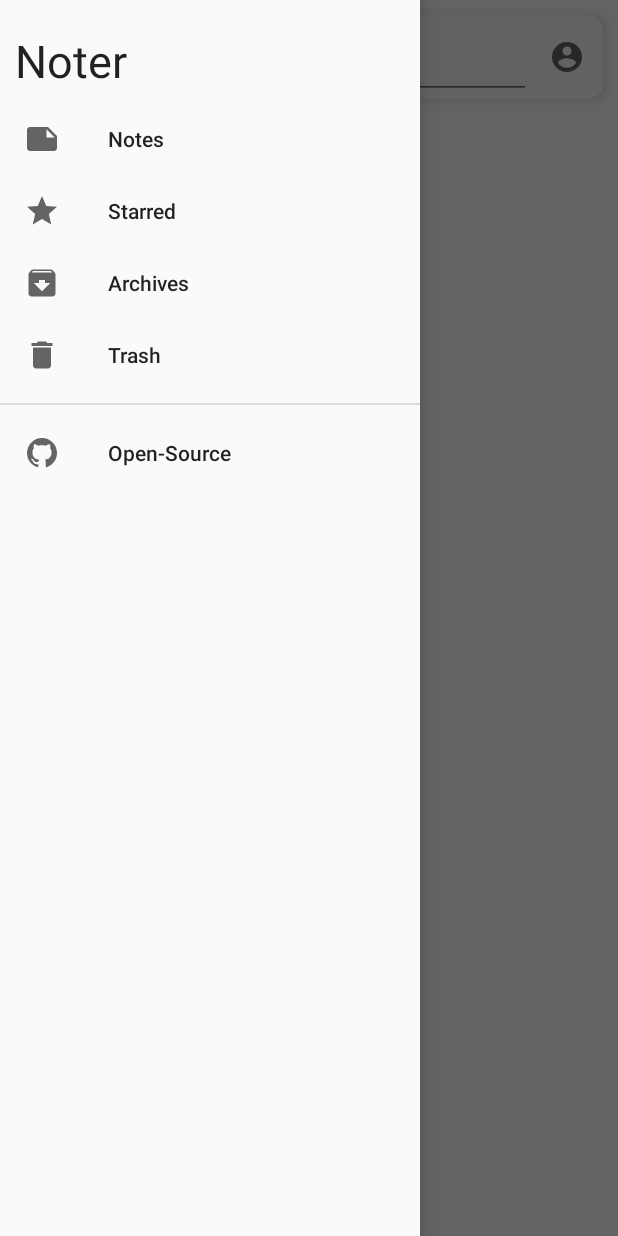
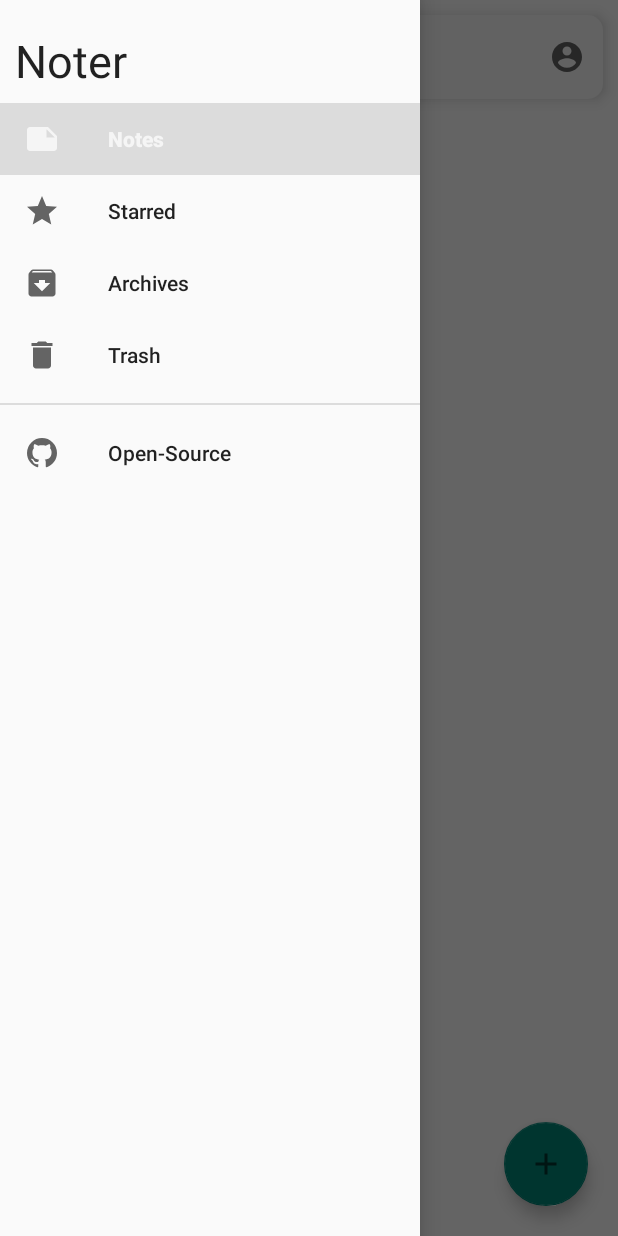
Before and after one commit to divyanshf/noter-android, an Android app: the screen it shows after launch (MainActivity), with the side drawer open, on a phone screen of 412 x 824 dp. Run offline under Robolectric (Android 15) with nearby library versions, the phone set to English and light mode, and no system bars.

Commit message:
added the four fragments

```diff
--- a/app/src/main/java/com/example/noter/MainActivity.kt
+++ b/app/src/main/java/com/example/noter/MainActivity.kt
@@ -3,6 +3,7 @@ package com.example.noter
 import android.content.Intent
 import android.net.Uri
 import android.os.Bundle
+import android.util.Log
 import android.view.Menu
 import android.view.MenuItem
 import android.view.View
@@ -12,23 +13,22 @@ import androidx.appcompat.app.ActionBarDrawerToggle
 import androidx.appcompat.app.AppCompatActivity
 import androidx.appcompat.widget.Toolbar
 import androidx.core.view.GravityCompat.START
+import androidx.core.view.get
 import androidx.drawerlayout.widget.DrawerLayout
+import androidx.fragment.app.Fragment
 import com.google.android.material.navigation.NavigationView
 
 
 class MainActivity : AppCompatActivity() {
 
-    private lateinit var toolbar: Toolbar
-    private lateinit var menuSearch: TextView
     private lateinit var drawer: DrawerLayout
     private lateinit var navigationView: NavigationView
+    private lateinit var fragment:Fragment
 
     override fun onCreate(savedInstanceState: Bundle?) {
         super.onCreate(savedInstanceState)
         setContentView(R.layout.activity_main)
 
-        toolbar = findViewById(R.id.my_toolbar)
-        menuSearch = findViewById(R.id.menu_search)
         drawer = findViewById(R.id.drawer_layout)
         navigationView = findViewById(R.id.navigation_view)
 
@@ -37,41 +37,29 @@ class MainActivity : AppCompatActivity() {
         drawerToggle.syncState()
 
         navigationView.setNavigationItemSelectedListener {
-            onOptionsItemSelected(it)
-        }
-
-        setSupportActionBar(toolbar)
-        supportActionBar?.title = null
-        supportActionBar?.setDisplayHomeAsUpEnabled(true)
-
-        toolbar.setNavigationIcon(R.drawable.ic_baseline_dehaze_24)
-    }
-
-    override fun onCreateOptionsMenu(menu: Menu?): Boolean {
-        menuInflater.inflate(R.menu.menu_toolbar, menu)
-        return super.onCreateOptionsMenu(menu)
-    }
-
-    override fun onOptionsItemSelected(item: MenuItem): Boolean {
-        return when(item.itemId){
-            android.R.id.home -> {
-                drawer.openDrawer(START)
-                true
-            }
+            when(it.itemId){
                 R.id.all_notes -> {
                     Toast.makeText(this, "ALL NOTES", Toast.LENGTH_SHORT).show()
+                    fragment = NotesFragment()
+                    transactFragment()
                     true
                 }
                 R.id.starred -> {
                     Toast.makeText(this, "Starred", Toast.LENGTH_SHORT).show()
+                    fragment = StarredFragment()
+                    transactFragment()
                     true
                 }
                 R.id.archives -> {
                     Toast.makeText(this, "Archives", Toast.LENGTH_SHORT).show()
+                    fragment = ArchivesFragment()
+                    transactFragment()
                     true
                 }
                 R.id.trash -> {
                     Toast.makeText(this, "Trash", Toast.LENGTH_SHORT).show()
+                    fragment = TrashFragment()
+                    transactFragment()
                     true
                 }
                 R.id.github_link -> {
@@ -79,15 +67,41 @@ class MainActivity : AppCompatActivity() {
                     startActivity(browserIntent)
                     true
                 }
-            R.id.account -> {
-                Toast.makeText(this, "ACCOUNT", Toast.LENGTH_SHORT).show()
-                true
-            }
                 else -> false
             }
         }
+        initializeFragment()
+    }
 
-    fun openSearchActivity(view: View){
-        Toast.makeText(this, "SEARCH", Toast.LENGTH_SHORT).show()
+    private fun initializeFragment(){
+        navigationView.setCheckedItem(R.id.all_notes)
+        fragment = NotesFragment()
+        transactFragment()
     }
+
+    private fun transactFragment(){
+        val transaction = supportFragmentManager.beginTransaction()
+        transaction.replace(R.id.content_fragment, fragment)
+        transaction.addToBackStack(null)
+        transaction.commit()
     }
+
+//    override fun onCreateOptionsMenu(menu: Menu?): Boolean {
+//        menuInflater.inflate(R.menu.menu_toolbar, menu)
+//        return true
+//    }
+//
+//    override fun onOptionsItemSelected(item: MenuItem): Boolean {
+//        return when(item.itemId){
+//            android.R.id.home -> {
+//                drawer.openDrawer(START)
+//                true
+//            }
+//            R.id.account -> {
+//                Toast.makeText(this, "ACCOUNT", Toast.LENGTH_SHORT).show()
+//                true
+//            }
+//            else -> false
+//        }
+//    }
+}
--- /dev/null
+++ b/app/src/main/java/com/example/noter/NotesFragment.kt
@@ -0,0 +1,72 @@
+package com.example.noter
+
+import android.os.Bundle
+import android.view.*
+import android.widget.EditText
+import android.widget.Toast
+import androidx.appcompat.app.ActionBarDrawerToggle
+import androidx.appcompat.app.AppCompatActivity
+import androidx.appcompat.widget.Toolbar
+import androidx.core.view.GravityCompat.START
+import androidx.drawerlayout.widget.DrawerLayout
+import androidx.fragment.app.Fragment
+
+
+class NotesFragment : Fragment() {
+    private lateinit var toolbar: Toolbar
+    private lateinit var toolbarHead: EditText
+    private var drawer: DrawerLayout? = null
+
+    override fun onCreateView(
+        inflater: LayoutInflater, container: ViewGroup?,
+        savedInstanceState: Bundle?
+    ): View? {
+        // Inflate the layout for this fragment
+        val view = inflater.inflate(R.layout.fragment_notes, container, false)
+
+        toolbar = view.findViewById(R.id.my_toolbar)
+        toolbarHead = view.findViewById(R.id.toolbar_head)
+
+        //  Navigation drawer
+        drawer = activity?.findViewById(R.id.drawer_layout)
+        val drawerToggle = ActionBarDrawerToggle(activity, drawer, R.string.open, R.string.close)
+        drawer?.addDrawerListener(drawerToggle)
+        drawerToggle.syncState()
+
+        //  Action bar
+        (activity as AppCompatActivity).setSupportActionBar(toolbar)
+        (activity as AppCompatActivity).actionBar?.title = null
+        (activity as AppCompatActivity).actionBar?.setDisplayHomeAsUpEnabled(true)
+
+        toolbar.setNavigationIcon(R.drawable.ic_baseline_dehaze_24)
+
+        toolbarHead.setText(R.string.menu_search)
+        toolbarHead.setBackgroundResource(android.R.color.transparent)
+        toolbarHead.setOnClickListener {
+            Toast.makeText(activity, "Search notes", Toast.LENGTH_SHORT).show()
+        }
+
+        setHasOptionsMenu(true)
+
+        return view
+    }
+
+    override fun onCreateOptionsMenu(menu: Menu, inflater: MenuInflater) {
+        inflater.inflate(R.menu.menu_toolbar, menu)
+        super.onCreateOptionsMenu(menu, inflater)
+    }
+
+    override fun onOptionsItemSelected(item: MenuItem): Boolean {
+        return when(item.itemId){
+            android.R.id.home -> {
+                drawer?.openDrawer(START)
+                true
+            }
+            R.id.account -> {
+                Toast.makeText(activity, "ACCOUNT", Toast.LENGTH_SHORT).show()
+                true
+            }
+            else -> false
+        }
+    }
+}
--- a/app/src/main/res/layout/activity_main.xml
+++ b/app/src/main/res/layout/activity_main.xml
@@ -6,9 +6,10 @@
     android:layout_height="match_parent"
     tools:openDrawer="start">
 
-    <include
-        layout="@layout/layout_main"
-        android:id="@+id/layout_main"/>
+    <androidx.fragment.app.FragmentContainerView
+        android:id="@+id/content_fragment"
+        android:layout_width="wrap_content"
+        android:layout_height="wrap_content"/>
 
     <com.google.android.material.navigation.NavigationView
         android:id="@+id/navigation_view"
--- /dev/null
+++ b/app/src/main/res/layout/fragment_notes.xml
@@ -0,0 +1,52 @@
+<?xml version="1.0" encoding="utf-8"?>
+<FrameLayout xmlns:android="http://schemas.android.com/apk/res/android"
+    xmlns:app="http://schemas.android.com/apk/res-auto"
+    xmlns:tools="http://schemas.android.com/tools"
+    android:layout_width="match_parent"
+    android:layout_height="match_parent"
+    tools:context=".NotesFragment">
+
+    <RelativeLayout
+        android:layout_width="match_parent"
+        android:layout_height="match_parent">
+
+        <androidx.appcompat.widget.Toolbar
+            android:id="@+id/my_toolbar"
+            android:layout_width="match_parent"
+            android:layout_height="?attr/actionBarSize"
+            android:background="@drawable/background_toolbar"
+            android:elevation="5dp"
+            android:layout_margin="10dp"
+            android:gravity="center_vertical|start"
+            android:theme="@style/Theme.AppCompat.DayNight.NoActionBar"
+            app:popupTheme="@style/Theme.AppCompat.DayNight">
+            <EditText
+                android:id="@+id/toolbar_head"
+                android:layout_width="match_parent"
+                android:layout_height="match_parent"
+                android:gravity="center_vertical"
+                android:textSize="15sp"
+                android:focusable="false"
+                android:editable="false"/>
+        </androidx.appcompat.widget.Toolbar>
+
+        <androidx.recyclerview.widget.RecyclerView
+            android:id="@+id/recycler_view"
+            android:layout_width="match_parent"
+            android:layout_height="match_parent"
+            android:layout_marginHorizontal="10dp"
+            android:layout_below="@id/my_toolbar"
+            tools:listitem="@layout/note"/>
+
+        <com.google.android.material.floatingactionbutton.FloatingActionButton
+            android:layout_width="wrap_content"
+            android:layout_height="wrap_content"
+            android:src="@drawable/ic_baseline_add_24"
+            android:elevation="5dp"
+            android:layout_alignParentBottom="true"
+            android:layout_alignParentEnd="true"
+            android:layout_margin="20dp"/>
+
+    </RelativeLayout>
+
+</FrameLayout>
--- a/app/src/main/res/menu/menu_navigation.xml
+++ b/app/src/main/res/menu/menu_navigation.xml
@@ -2,27 +2,32 @@
 <menu xmlns:android="http://schemas.android.com/apk/res/android"
     xmlns:app="http://schemas.android.com/apk/res-auto">
     <group
-        android:id="@+id/menu_group_main">
+        android:id="@+id/menu_group_main"
+        android:checkableBehavior="single">
         <item
             android:id="@+id/all_notes"
             android:title="@string/all_notes"
             android:icon="@drawable/ic_baseline_note_24"
-            app:showAsAction="ifRoom|withText"/>
+            app:showAsAction="ifRoom|withText"
+            android:checkable="true"/>
         <item
             android:id="@+id/starred"
             android:title="@string/starred"
             android:icon="@drawable/ic_baseline_star_24"
-            app:showAsAction="ifRoom|withText"/>
+            app:showAsAction="ifRoom|withText"
+            android:checkable="true"/>
         <item
             android:id="@+id/archives"
             android:title="@string/archives"
             android:icon="@drawable/ic_baseline_archive_24"
-            app:showAsAction="ifRoom|withText"/>
+            app:showAsAction="ifRoom|withText"
+            android:checkable="true"/>
         <item
             android:id="@+id/trash"
             android:title="@string/trash"
             android:icon="@drawable/ic_baseline_delete_24"
-            app:showAsAction="ifRoom|withText"/>
+            app:showAsAction="ifRoom|withText"
+            android:checkable="true"/>
     </group>
     <group
         android:id="@+id/menu_group_link">
--- a/app/src/main/res/values/strings.xml
+++ b/app/src/main/res/values/strings.xml
@@ -12,4 +12,6 @@
     <string name="archives">Archives</string>
     <string name="trash">Trash</string>
     <string name="openSource">Open-Source</string>
+    <!-- TODO: Remove or change this placeholder text -->
+    <string name="hello_blank_fragment">Hello blank fragment</string>
 </resources>
```
Also changed, not shown: app/src/main/java/com/example/noter/ArchivesFragment.kt (added, +69 -0 lines), app/src/main/java/com/example/noter/StarredFragment.kt (added, +68 -0 lines), app/src/main/java/com/example/noter/TrashFragment.kt (added, +69 -0 lines), app/src/main/res/layout/fragment_archives.xml (added, +43 -0 lines), app/src/main/res/layout/fragment_starred.xml (added, +43 -0 lines), app/src/main/res/layout/fragment_trash.xml (added, +43 -0 lines). Lines whose indentation alone changed are shown as unchanged.
